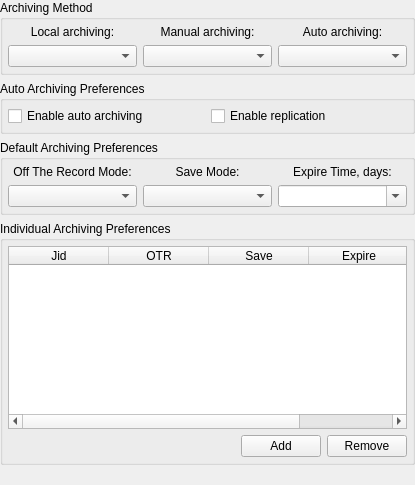
Above: src/plugins/messagearchiver/archiveoptions.ui from silvansky/Contacts before the change. Below: the same form after it.
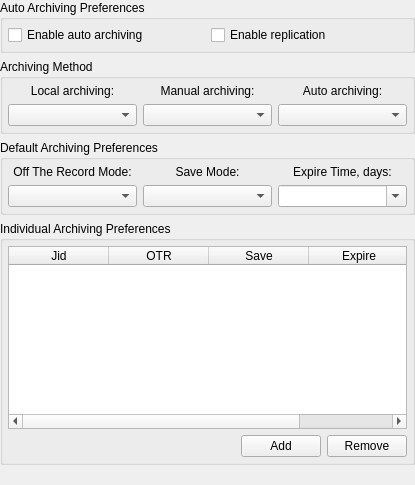
That is the form after the change.

```diff
--- a/src/plugins/messagearchiver/archiveoptions.ui
+++ b/src/plugins/messagearchiver/archiveoptions.ui
@@ -14,6 +14,32 @@
    <property name="margin">
     <number>0</number>
    </property>
+   <item>
+    <widget class="QGroupBox" name="grbAuto">
+     <property name="title">
+      <string>Auto Archiving Preferences</string>
+     </property>
+     <layout class="QHBoxLayout" name="horizontalLayout_3">
+      <property name="margin">
+       <number>5</number>
+      </property>
+      <item>
+       <widget class="QCheckBox" name="chbAutoSave">
+        <property name="text">
+         <string>Enable auto archiving</string>
+        </property>
+       </widget>
+      </item>
+      <item>
+       <widget class="QCheckBox" name="chbReplication">
+        <property name="text">
+         <string>Enable replication</string>
+        </property>
+       </widget>
+      </item>
+     </layout>
+    </widget>
+   </item>
    <item>
     <widget class="QGroupBox" name="grbMethod">
      <property name="title">
@@ -90,32 +116,6 @@
      </layout>
     </widget>
    </item>
-   <item>
-    <widget class="QGroupBox" name="grbAuto">
-     <property name="title">
-      <string>Auto Archiving Preferences</string>
-     </property>
-     <layout class="QHBoxLayout" name="horizontalLayout_3">
-      <property name="margin">
-       <number>5</number>
-      </property>
-      <item>
-       <widget class="QCheckBox" name="chbAutoSave">
-        <property name="text">
-         <string>Enable auto archiving</string>
-        </property>
-       </widget>
-      </item>
-      <item>
-       <widget class="QCheckBox" name="chbReplication">
-        <property name="text">
-         <string>Enable replication</string>
-        </property>
-       </widget>
-      </item>
-     </layout>
-    </widget>
-   </item>
    <item>
     <widget class="QGroupBox" name="grbDefault">
      <property name="title">
```
